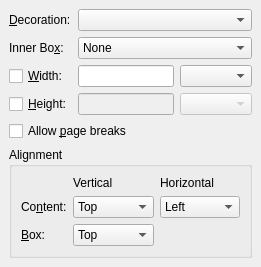
Old version of the form src/frontends/qt4/ui/BoxUi.ui in the repository cburschka/lyx.
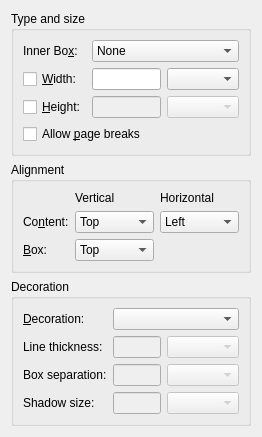
New version of the form. Custom widgets are drawn as their Qt base class.

Commit message:
add ability to change box line thickness and separation
fileformat change

```diff
--- a/src/frontends/qt4/ui/BoxUi.ui
+++ b/src/frontends/qt4/ui/BoxUi.ui
@@ -6,8 +6,8 @@
    <rect>
     <x>0</x>
     <y>0</y>
-    <width>261</width>
-    <height>245</height>
+    <width>262</width>
+    <height>411</height>
    </rect>
   </property>
   <property name="windowTitle">
@@ -16,40 +16,137 @@
   <property name="sizeGripEnabled" stdset="0">
    <bool>true</bool>
   </property>
-  <layout class="QGridLayout">
-   <property name="margin">
-    <number>9</number>
-   </property>
-   <property name="spacing">
-    <number>6</number>
-   </property>
-   <item row="4" column="0" colspan="2">
-    <widget class="QCheckBox" name="pagebreakCB">
-     <property name="toolTip">
-      <string>Check this if the box should break across pages</string>
+  <layout class="QGridLayout" name="gridLayout_4">
+   <item row="0" column="0">
+    <widget class="QGroupBox" name="TypesizeGB">
+     <property name="title">
+      <string>Type and size</string>
      </property>
-     <property name="text">
-      <string>Allow &amp;page breaks</string>
+     <property name="flat">
+      <bool>true</bool>
      </property>
+     <layout class="QGridLayout" name="gridLayout_3">
+      <item row="0" column="0">
+       <widget class="QLabel" name="innerBoxLA">
+        <property name="toolTip">
+         <string/>
+        </property>
+        <property name="text">
+         <string>Inner Bo&amp;x:</string>
+        </property>
+        <property name="buddy">
+         <cstring>innerBoxCO</cstring>
+        </property>
+       </widget>
+      </item>
+      <item row="1" column="0">
+       <widget class="QCheckBox" name="widthCB">
+        <property name="toolTip">
+         <string/>
+        </property>
+        <property name="text">
+         <string>&amp;Width:</string>
+        </property>
+        <property name="checked">
+         <bool>false</bool>
+        </property>
+        <property name="tristate">
+         <bool>false</bool>
+        </property>
+       </widget>
+      </item>
+      <item row="1" column="1">
+       <widget class="QLineEdit" name="widthED">
+        <property name="toolTip">
+         <string>Width value</string>
+        </property>
+       </widget>
+      </item>
+      <item row="1" column="2">
+       <widget class="lyx::frontend::LengthCombo" name="widthUnitsLC"/>
+      </item>
+      <item row="2" column="0">
+       <widget class="QCheckBox" name="heightCB">
+        <property name="toolTip">
+         <string/>
+        </property>
+        <property name="text">
+         <string>&amp;Height:</string>
+        </property>
+        <property name="checked">
+         <bool>false</bool>
+        </property>
+        <property name="tristate">
+         <bool>false</bool>
+        </property>
+       </widget>
+      </item>
+      <item row="2" column="1">
+       <widget class="QLineEdit" name="heightED">
+        <property name="enabled">
+         <bool>false</bool>
+        </property>
+        <property name="toolTip">
+         <string>Height value</string>
+        </property>
+       </widget>
+      </item>
+      <item row="2" column="2">
+       <widget class="lyx::frontend::LengthCombo" name="heightUnitsLC">
+        <property name="enabled">
+         <bool>false</bool>
+        </property>
+       </widget>
+      </item>
+      <item row="3" column="0" colspan="2">
+       <widget class="QCheckBox" name="pagebreakCB">
+        <property name="toolTip">
+         <string>Check this if the box should break across pages</string>
+        </property>
+        <property name="text">
+         <string>Allow &amp;page breaks</string>
+        </property>
+       </widget>
+      </item>
+      <item row="0" column="1" colspan="2">
+       <widget class="QComboBox" name="innerBoxCO">
+        <property name="toolTip">
+         <string>Inner box -- needed for fixed width &amp; line breaks</string>
+        </property>
+        <item>
+         <property name="text">
+          <string>None</string>
+         </property>
+        </item>
+        <item>
+         <property name="text">
+          <string>Parbox</string>
+         </property>
+        </item>
+        <item>
+         <property name="text">
+          <string>Minipage</string>
+         </property>
+        </item>
+       </widget>
+      </item>
+     </layout>
     </widget>
    </item>
-   <item row="5" column="0" colspan="3">
-    <widget class="QGroupBox" name="groupBox_2">
+   <item row="1" column="0">
+    <widget class="QGroupBox" name="AlignmentGB">
      <property name="title">
       <string>Alignment</string>
      </property>
      <property name="flat">
       <bool>true</bool>
      </property>
-     <layout class="QGridLayout">
-      <property name="margin">
-       <number>9</number>
-      </property>
-      <property name="spacing">
-       <number>6</number>
-      </property>
+     <layout class="QGridLayout" name="gridLayout_2">
       <item row="1" column="2">
        <widget class="QComboBox" name="halignCO">
+        <property name="enabled">
+         <bool>true</bool>
+        </property>
         <property name="sizePolicy">
          <sizepolicy hsizetype="Expanding" vsizetype="Fixed">
           <horstretch>0</horstretch>
@@ -74,89 +171,6 @@
           <string>Right</string>
          </property>
         </item>
-        <item>
-         <property name="text">
-          <string>Stretch</string>
-         </property>
-        </item>
-       </widget>
-      </item>
-      <item row="1" column="1">
-       <widget class="QComboBox" name="ialignCO">
-        <property name="sizePolicy">
-         <sizepolicy hsizetype="Expanding" vsizetype="Fixed">
-          <horstretch>0</horstretch>
-          <verstretch>0</verstretch>
-         </sizepolicy>
-        </property>
-        <property name="toolTip">
-         <string>Vertical alignment of the content inside the box</string>
-        </property>
-        <item>
-         <property name="text">
-          <string>Top</string>
-         </property>
-        </item>
-        <item>
-         <property name="text">
-          <string>Middle</string>
-         </property>
-        </item>
-        <item>
-         <property name="text">
-          <string>Bottom</string>
-         </property>
-        </item>
-        <item>
-         <property name="text">
-          <string>Stretch</string>
-         </property>
-        </item>
-       </widget>
-      </item>
-      <item row="2" column="1">
-       <widget class="QComboBox" name="valignCO">
-        <property name="toolTip">
-         <string>Vertical alignment of the box (with regard to baseline)</string>
-        </property>
-        <item>
-         <property name="text">
-          <string>Top</string>
-         </property>
-        </item>
-        <item>
-         <property name="text">
-          <string>Middle</string>
-         </property>
-        </item>
-        <item>
-         <property name="text">
-          <string>Bottom</string>
-         </property>
-        </item>
-       </widget>
-      </item>
-      <item row="2" column="0">
-       <widget class="QLabel" name="valignLA">
-        <property name="toolTip">
-         <string>Vertical alignment of the box (with regard to baseline)</string>
-        </property>
-        <property name="text">
-         <string>&amp;Box:</string>
-        </property>
-        <property name="buddy">
-         <cstring>valignCO</cstring>
-        </property>
-       </widget>
-      </item>
-      <item row="1" column="0">
-       <widget class="QLabel" name="label">
-        <property name="text">
-         <string>Co&amp;ntent:</string>
-        </property>
-        <property name="buddy">
-         <cstring>ialignCO</cstring>
-        </property>
        </widget>
       </item>
       <item row="0" column="1">
@@ -179,121 +193,195 @@
         </property>
        </widget>
       </item>
+      <item row="2" column="1">
+       <widget class="QComboBox" name="valignCO">
+        <property name="enabled">
+         <bool>true</bool>
+        </property>
+        <property name="toolTip">
+         <string>Vertical alignment of the box (with regard to baseline)</string>
+        </property>
+        <item>
+         <property name="text">
+          <string>Top</string>
+         </property>
+        </item>
+        <item>
+         <property name="text">
+          <string>Middle</string>
+         </property>
+        </item>
+        <item>
+         <property name="text">
+          <string>Bottom</string>
+         </property>
+        </item>
+       </widget>
+      </item>
+      <item row="1" column="1">
+       <widget class="QComboBox" name="ialignCO">
+        <property name="enabled">
+         <bool>true</bool>
+        </property>
+        <property name="sizePolicy">
+         <sizepolicy hsizetype="Expanding" vsizetype="Fixed">
+          <horstretch>0</horstretch>
+          <verstretch>0</verstretch>
+         </sizepolicy>
+        </property>
+        <property name="toolTip">
+         <string>Vertical alignment of the content inside the box</string>
+        </property>
+        <item>
+         <property name="text">
+          <string>Top</string>
+         </property>
+        </item>
+        <item>
+         <property name="text">
+          <string>Middle</string>
+         </property>
+        </item>
+        <item>
+         <property name="text">
+          <string>Bottom</string>
+         </property>
+        </item>
+        <item>
+         <property name="text">
+          <string>Stretch</string>
+         </property>
+        </item>
+       </widget>
+      </item>
+      <item row="1" column="0">
+       <widget class="QLabel" name="label">
+        <property name="text">
+         <string>Co&amp;ntent:</string>
+        </property>
+        <property name="buddy">
+         <cstring>ialignCO</cstring>
+        </property>
+       </widget>
+      </item>
+      <item row="2" column="0">
+       <widget class="QLabel" name="valignLA">
+        <property name="toolTip">
+         <string>Vertical alignment of the box (with regard to baseline)</string>
+        </property>
+        <property name="text">
+         <string>&amp;Box:</string>
+        </property>
+        <property name="buddy">
+         <cstring>valignCO</cstring>
+        </property>
+       </widget>
+      </item>
      </layout>
     </widget>
    </item>
-   <item row="3" column="2">
-    <widget class="lyx::frontend::LengthCombo" name="heightUnitsLC">
-     <property name="enabled">
-      <bool>false</bool>
-     </property>
-    </widget>
-   </item>
-   <item row="3" column="0">
-    <widget class="QCheckBox" name="heightCB">
-     <property name="toolTip">
-      <string/>
-     </property>
-     <property name="text">
-      <string>&amp;Height:</string>
-     </property>
-     <property name="checked">
-      <bool>false</bool>
-     </property>
-     <property name="tristate">
-      <bool>false</bool>
-     </property>
-    </widget>
-   </item>
-   <item row="1" column="0">
-    <widget class="QLabel" name="innerBoxLA">
-     <property name="toolTip">
-      <string/>
-     </property>
-     <property name="text">
-      <string>Inner Bo&amp;x:</string>
-     </property>
-     <property name="buddy">
-      <cstring>innerBoxCO</cstring>
-     </property>
-    </widget>
-   </item>
-   <item row="2" column="2">
-    <widget class="lyx::frontend::LengthCombo" name="widthUnitsLC"/>
-   </item>
-   <item row="0" column="0">
-    <widget class="QLabel" name="typeLA">
-     <property name="toolTip">
-      <string/>
-     </property>
-     <property name="text">
-      <string>&amp;Decoration:</string>
-     </property>
-     <property name="buddy">
-      <cstring>typeCO</cstring>
-     </property>
-    </widget>
-   </item>
    <item row="2" column="0">
-    <widget class="QCheckBox" name="widthCB">
-     <property name="toolTip">
-      <string/>
+    <widget class="QGroupBox" name="DecorationGB">
+     <property name="title">
+      <string>Decoration</string>
      </property>
-     <property name="text">
-      <string>&amp;Width:</string>
+     <property name="flat">
+      <bool>true</bool>
      </property>
-     <property name="checked">
-      <bool>false</bool>
-     </property>
-     <property name="tristate">
-      <bool>false</bool>
-     </property>
-    </widget>
-   </item>
-   <item row="3" column="1">
-    <widget class="QLineEdit" name="heightED">
-     <property name="enabled">
-      <bool>false</bool>
-     </property>
-     <property name="toolTip">
-      <string>Height value</string>
-     </property>
-    </widget>
-   </item>
-   <item row="2" column="1">
-    <widget class="QLineEdit" name="widthED">
-     <property name="toolTip">
-      <string>Width value</string>
-     </property>
-    </widget>
-   </item>
-   <item row="1" column="1" colspan="2">
-    <widget class="QComboBox" name="innerBoxCO">
-     <property name="toolTip">
-      <string>Inner box -- needed for fixed width &amp; line breaks</string>
-     </property>
-     <item>
-      <property name="text">
-       <string>None</string>
-      </property>
-     </item>
-     <item>
-      <property name="text">
-       <string>Parbox</string>
-      </property>
-     </item>
-     <item>
-      <property name="text">
-       <string>Minipage</string>
-      </property>
-     </item>
-    </widget>
-   </item>
-   <item row="0" column="1" colspan="2">
-    <widget class="QComboBox" name="typeCO">
-     <property name="toolTip">
-      <string>Supported box types</string>
-     </property>
+     <layout class="QGridLayout" name="gridLayout">
+      <item row="0" column="0">
+       <widget class="QLabel" name="typeLA">
+        <property name="toolTip">
+         <string/>
+        </property>
+        <property name="text">
+         <string>&amp;Decoration:</string>
+        </property>
+        <property name="buddy">
+         <cstring>typeCO</cstring>
+        </property>
+       </widget>
+      </item>
+      <item row="0" column="1" colspan="2">
+       <widget class="QComboBox" name="typeCO">
+        <property name="toolTip">
+         <string>Supported box types</string>
+        </property>
+       </widget>
+      </item>
+      <item row="1" column="0">
+       <widget class="QLabel" name="thicknessLA">
+        <property name="text">
+         <string>Line thickness:</string>
+        </property>
+       </widget>
+      </item>
+      <item row="1" column="1">
+       <widget class="QLineEdit" name="thicknessED">
+        <property name="enabled">
+         <bool>false</bool>
+        </property>
+        <property name="toolTip">
+         <string>Width value</string>
+        </property>
+       </widget>
+      </item>
+      <item row="1" column="2">
+       <widget class="lyx::frontend::LengthCombo" name="thicknessUnitsLC">
+        <property name="enabled">
+         <bool>false</bool>
+        </property>
+       </widget>
+      </item>
+      <item row="2" column="0">
+       <widget class="QLabel" name="separationLA">
+        <property name="text">
+         <string>Box separation:</string>
+        </property>
+       </widget>
+      </item>
+      <item row="2" column="1">
+       <widget class="QLineEdit" name="separationED">
+        <property name="enabled">
+         <bool>false</bool>
+        </property>
+        <property name="toolTip">
+         <string>Width value</string>
+        </property>
+       </widget>
+      </item>
+      <item row="2" column="2">
+       <widget class="lyx::frontend::LengthCombo" name="separationUnitsLC">
+        <property name="enabled">
+         <bool>false</bool>
+        </property>
+       </widget>
+      </item>
+      <item row="3" column="0">
+       <widget class="QLabel" name="shadowsizeLA">
+        <property name="text">
+         <string>Shadow size:</string>
+        </property>
+       </widget>
+      </item>
+      <item row="3" column="1">
+       <widget class="QLineEdit" name="shadowsizeED">
+        <property name="enabled">
+         <bool>false</bool>
+        </property>
+        <property name="toolTip">
+         <string>Width value</string>
+        </property>
+       </widget>
+      </item>
+      <item row="3" column="2">
+       <widget class="lyx::frontend::LengthCombo" name="shadowsizeUnitsLC">
+        <property name="enabled">
+         <bool>false</bool>
+        </property>
+       </widget>
+      </item>
+     </layout>
     </widget>
    </item>
   </layout>
```
Left out of the diff: 4 changed lines with no effect on the pictures. The commit also changes 8 other files.
